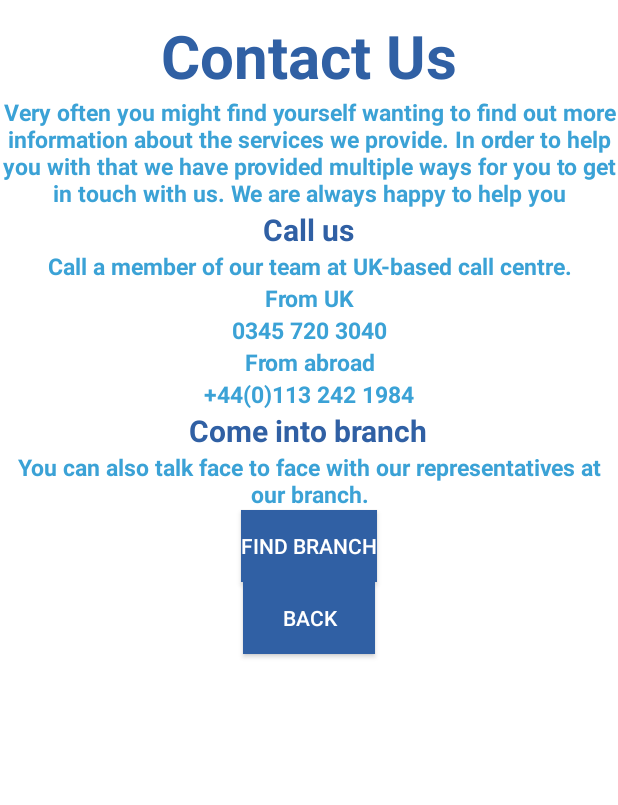
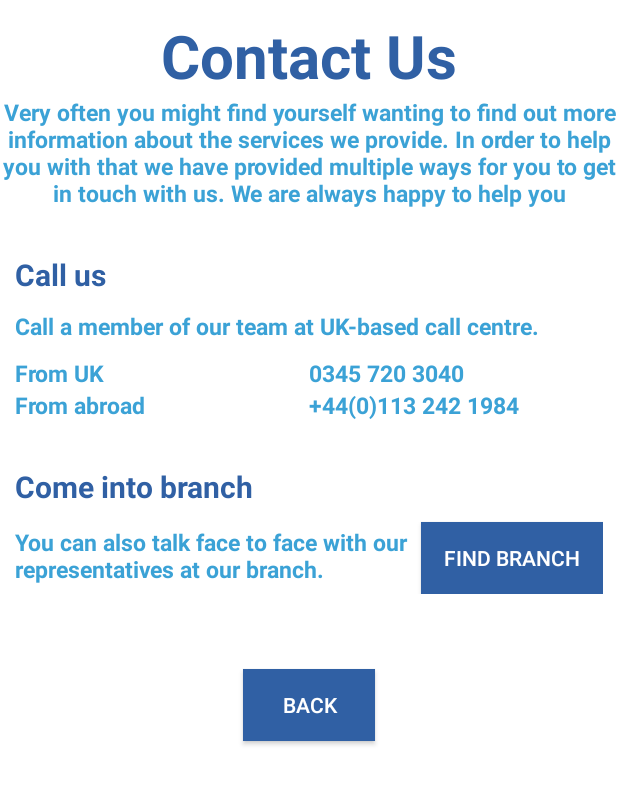
Before and after one commit to morethana/BankApp, an Android app: the Contact screen opened directly, with no data from a screen before it, on a phone screen of 412 x 824 dp, the part 185-990 px from its top. Run offline under Robolectric (Android 15) with nearby library versions, the phone set to English and light mode, and no system bars.

Commit message:
Contact&Info

```diff
--- a/app/src/main/java/com/example/k/bankapp/Contact.java
+++ b/app/src/main/java/com/example/k/bankapp/Contact.java
@@ -9,6 +9,7 @@ import android.widget.Button;
 public class Contact extends AppCompatActivity {
 
     private Button mBackButton;
+    private Button mBranchButton;
 
     public void onCreate(Bundle savedInstanceState){
         super.onCreate(savedInstanceState);
@@ -23,5 +24,16 @@ public class Contact extends AppCompatActivity {
                 startActivity(intent);
             }
         });
+
+        mBranchButton  = (Button) findViewById(R.id.branchButton);
+        mBranchButton.setOnClickListener(new View.OnClickListener() {
+            @Override
+            public void onClick(View v) {
+                Intent intent = new Intent(Contact.this, Location.class);
+                finish();
+                startActivity(intent);
+            }
+        });
+
     }
 }
--- a/app/src/main/res/layout/activity_contact.xml
+++ b/app/src/main/res/layout/activity_contact.xml
@@ -35,7 +35,7 @@
             android:id="@+id/infoIntro"
             android:layout_width="match_parent"
             android:layout_height="wrap_content"
-            android:layout_marginTop="0dp"
+            android:layout_marginBottom="30dp"
             android:text="@string/contactIntro"
             android:textAlignment="center"
             android:textColor="@color/colorPrimaryLight"
@@ -43,34 +43,48 @@
             android:textStyle="bold"
             tools:text="@string/contactIntro" />
 
+        <LinearLayout
+            android:layout_width="match_parent"
+            android:layout_height="wrap_content"
+            android:layout_marginBottom="30dp"
+            android:layout_marginLeft="10dp"
+            android:layout_marginRight="10dp"
+            android:orientation="vertical">
+
             <TextView
                 android:id="@+id/subtitleOne"
-            android:layout_width="wrap_content"
+                android:layout_width="match_parent"
                 android:layout_height="wrap_content"
+                android:layout_marginBottom="10dp"
                 android:text="@string/subtitleOne"
                 android:textColor="@color/colorPrimary"
-            android:textStyle="bold"
-            android:textSize="20sp" />
+                android:textSize="20sp"
+                android:textStyle="bold" />
 
             <TextView
                 android:id="@+id/subtitleOneLabelOne"
                 android:layout_width="match_parent"
                 android:layout_height="wrap_content"
+                android:layout_marginBottom="10dp"
                 android:layout_marginTop="0dp"
                 android:text="@string/subtitleOneLabelOne"
-            android:textAlignment="center"
                 android:textColor="@color/colorPrimaryLight"
                 android:textSize="15sp"
                 android:textStyle="bold"
                 tools:text="@string/subtitleOneLabelOne" />
+
+            <LinearLayout
+                android:layout_width="match_parent"
+                android:layout_height="match_parent"
+                android:orientation="horizontal">
 
                 <TextView
                     android:id="@+id/numOneLabel"
                     android:layout_width="match_parent"
                     android:layout_height="wrap_content"
                     android:layout_marginTop="0dp"
+                    android:layout_weight="1"
                     android:text="@string/numOneLabel"
-            android:textAlignment="center"
                     android:textColor="@color/colorPrimaryLight"
                     android:textSize="15sp"
                     android:textStyle="bold"
@@ -81,20 +95,26 @@
                     android:layout_width="match_parent"
                     android:layout_height="wrap_content"
                     android:layout_marginTop="0dp"
+                    android:layout_weight="1"
                     android:text="@string/numOne"
-            android:textAlignment="center"
                     android:textColor="@color/colorPrimaryLight"
                     android:textSize="15sp"
                     android:textStyle="bold"
                     tools:text="@string/numOne" />
+            </LinearLayout>
+
+            <LinearLayout
+                android:layout_width="match_parent"
+                android:layout_height="match_parent"
+                android:orientation="horizontal">
 
                 <TextView
                     android:id="@+id/numTwoLabel"
                     android:layout_width="match_parent"
                     android:layout_height="wrap_content"
                     android:layout_marginTop="0dp"
+                    android:layout_weight="1"
                     android:text="@string/numTwoLabel"
-            android:textAlignment="center"
                     android:textColor="@color/colorPrimaryLight"
                     android:textSize="15sp"
                     android:textStyle="bold"
@@ -105,29 +125,44 @@
                     android:layout_width="match_parent"
                     android:layout_height="wrap_content"
                     android:layout_marginTop="0dp"
+                    android:layout_weight="1"
                     android:text="@string/numTwo"
-            android:textAlignment="center"
                     android:textColor="@color/colorPrimaryLight"
                     android:textSize="15sp"
                     android:textStyle="bold"
                     tools:text="@string/numTwo" />
+            </LinearLayout>
+
+        </LinearLayout>
+
+        <LinearLayout
+            android:layout_width="match_parent"
+            android:layout_height="wrap_content"
+            android:layout_marginBottom="50dp"
+            android:layout_marginLeft="10dp"
+            android:layout_marginRight="10dp"
+            android:orientation="vertical">
 
             <TextView
                 android:id="@+id/subtitleTwo"
-            android:layout_width="wrap_content"
+                android:layout_width="match_parent"
                 android:layout_height="wrap_content"
                 android:text="@string/subtitleTwo"
                 android:textColor="@color/colorPrimary"
-            android:textStyle="bold"
-            android:textSize="20sp" />
+                android:textSize="20sp"
+                android:textStyle="bold" />
+
+            <LinearLayout
+                android:layout_width="wrap_content"
+                android:layout_height="wrap_content"
+                android:gravity="left">
 
                 <TextView
                     android:id="@+id/subtitleTwoLabelOne"
-            android:layout_width="match_parent"
+                    android:layout_width="wrap_content"
                     android:layout_height="wrap_content"
-            android:layout_marginTop="0dp"
+                    android:layout_weight="1"
                     android:text="@string/subtitleTwoLabelOne"
-            android:textAlignment="center"
                     android:textColor="@color/colorPrimaryLight"
                     android:textSize="15sp"
                     android:textStyle="bold"
@@ -137,17 +172,24 @@
                     android:id="@+id/branchButton"
                     android:layout_width="wrap_content"
                     android:layout_height="wrap_content"
+                    android:layout_marginTop="10dp"
+                    android:background="@color/colorPrimary"
+                    android:paddingLeft="15dp"
+                    android:paddingRight="15dp"
                     android:text="@string/branchButton"
-            android:background="@color/colorPrimary"
                     android:textColor="@color/white"
                     tools:text="@string/branchButton" />
+
+            </LinearLayout>
+
+        </LinearLayout>
 
         <Button
             android:id="@+id/contactBackButton"
             android:layout_width="wrap_content"
             android:layout_height="wrap_content"
+            android:background="@color/colorPrimary"
             android:text="@string/back"
-            android:background="@color/colorPrimary"
             android:textColor="@color/white"
             tools:text="@string/back" />
     </LinearLayout>
```
Lines whose indentation alone changed are shown as unchanged.
